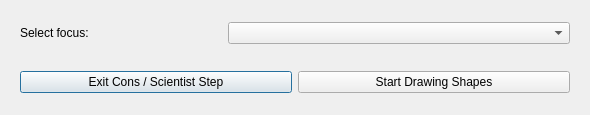
Above: oom_cobi_loreto/Interview/selectconsscience.ui from Ecotrust/openoceanmap-desktop before the change. Below: the same form after it.
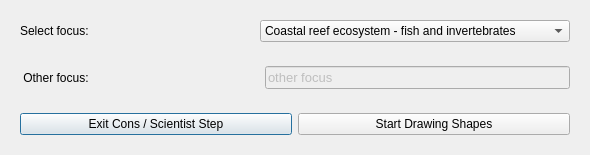
That is the form after the change.

```diff
--- a/oom_cobi_loreto/Interview/selectconsscience.ui
+++ b/oom_cobi_loreto/Interview/selectconsscience.ui
@@ -7,13 +7,13 @@
     <x>0</x>
     <y>0</y>
     <width>590</width>
-    <height>115</height>
+    <height>152</height>
    </rect>
   </property>
   <property name="windowTitle" >
    <string>OpenOceanMap - Select Conservation / Science</string>
   </property>
-  <layout class="QVBoxLayout" >
+  <layout class="QVBoxLayout" name="verticalLayout" >
    <item>
     <widget class="QWidget" native="1" name="widget" >
      <layout class="QHBoxLayout" >
@@ -40,17 +40,12 @@
         </property>
         <item>
          <property name="text" >
-          <string/>
+          <string>Coastal reef ecosystem - fish and invertebrates</string>
          </property>
         </item>
         <item>
          <property name="text" >
-          <string>Coastal reef ecosystem - finfish and invertebrates</string>
-         </property>
-        </item>
-        <item>
-         <property name="text" >
-          <string>Deep Sea reefs and seamounts - finfish and invertebrates</string>
+          <string>Deep sea reef ecosystem - fish and invertebrates</string>
          </property>
         </item>
         <item>
@@ -93,6 +88,62 @@
      </layout>
     </widget>
    </item>
+   <item>
+    <widget class="QWidget" native="1" name="other_wrap" >
+     <property name="enabled" >
+      <bool>true</bool>
+     </property>
+     <layout class="QHBoxLayout" name="_2" >
+      <item>
+       <widget class="QLabel" name="fishery_text_2" >
+        <property name="text" >
+         <string> Other focus:</string>
+        </property>
+       </widget>
+      </item>
+      <item>
+       <spacer name="horizontalSpacer" >
+        <property name="orientation" >
+         <enum>Qt::Horizontal</enum>
+        </property>
+        <property name="sizeHint" stdset="0" >
+         <size>
+          <width>40</width>
+          <height>20</height>
+         </size>
+        </property>
+       </spacer>
+      </item>
+      <item>
+       <widget class="QLineEdit" name="other_line" >
+        <property name="enabled" >
+         <bool>false</bool>
+        </property>
+        <property name="minimumSize" >
+         <size>
+          <width>305</width>
+          <height>0</height>
+         </size>
+        </property>
+        <property name="maximumSize" >
+         <size>
+          <width>200</width>
+          <height>16777215</height>
+         </size>
+        </property>
+        <property name="font" >
+         <font>
+          <pointsize>10</pointsize>
+         </font>
+        </property>
+        <property name="text" >
+         <string>other focus</string>
+        </property>
+       </widget>
+      </item>
+     </layout>
+    </widget>
+   </item>
    <item>
     <widget class="QWidget" native="1" name="widget_2" >
      <layout class="QHBoxLayout" >
```
